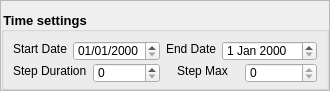
This is src/RSTimesManager.ui in stslu/rex as Qt 5 draws it before an edit. The edited form follows.
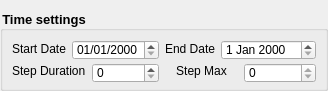
This is the edited form.

Diff of the .ui file:
```diff
--- a/src/RSTimesManager.ui
+++ b/src/RSTimesManager.ui
@@ -43,11 +43,8 @@
    </property>
    <item row="0" column="0">
     <widget class="QFrame" name="m_border">
-     <property name="frameShape">
-      <enum>QFrame::StyledPanel</enum>
-     </property>
      <property name="frameShadow">
-      <enum>QFrame::Raised</enum>
+      <enum>QFrame::Shadow::Sunken</enum>
      </property>
      <layout class="QGridLayout" name="gridLayout_2">
       <property name="leftMargin">
```
Left out of the diff: 8 changed lines with no effect on the pictures.
